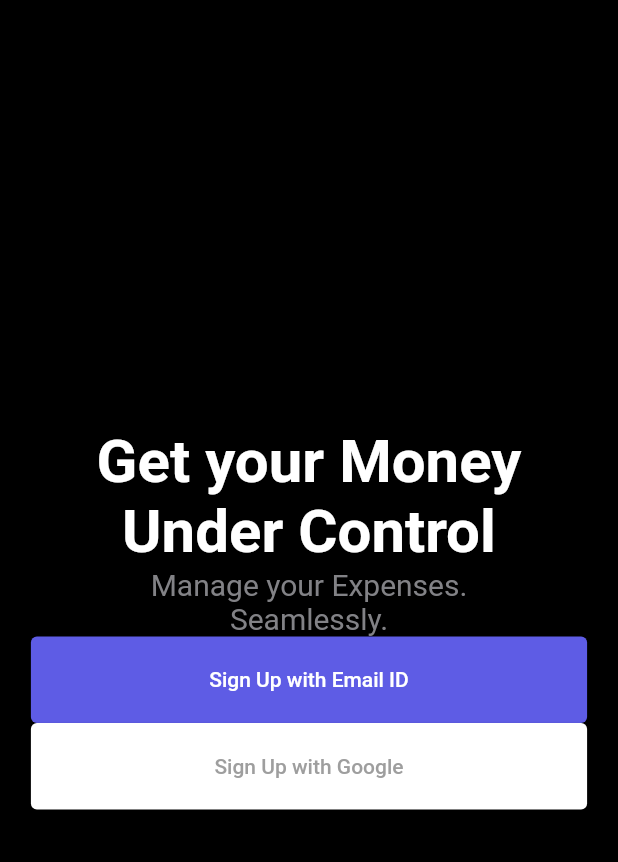
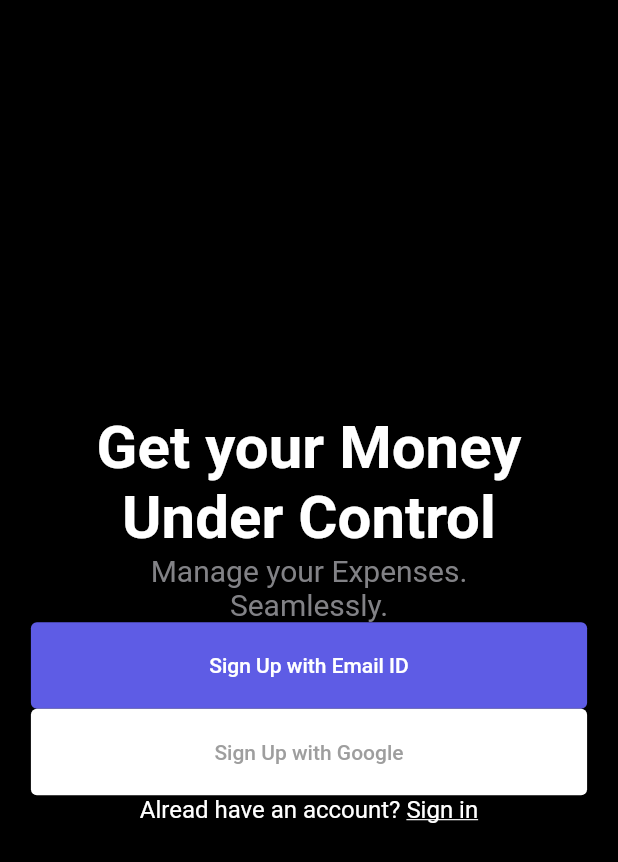
Before and after one commit to zanelladev/login_mockup, a Flutter app: the screen it shows after launch, on a phone screen of 412 x 824 dp. Shown: the top 862 px of the screen. Run offline on Flutter 3.47's test engine with Material 2 defaults, Android fonts, the phone set to English and light mode, and no system bars.

Commit message:
alread have an account add

```diff
--- a/lib/app/constants/app_theme.dart
+++ b/lib/app/constants/app_theme.dart
@@ -12,6 +12,12 @@ ThemeData defaultTheme = ThemeData(
       color: Color.fromARGB(255, 130, 130, 134),
       fontFamily: "Roboto",
       fontSize: 20,
+      fontWeight: FontWeight.normal,
+    ),
+    bodyMedium: TextStyle(
+      color: Colors.white,
+      fontFamily: "Roboto",
+      fontSize: 16,
       fontWeight: FontWeight.normal,
     ),
   ),
--- a/lib/main.dart
+++ b/lib/main.dart
@@ -72,8 +72,31 @@ class LoginPage extends StatelessWidget {
                   ),
                 ),
                 onPressed: () {},
-                child: const Text('Sign Up with Google'),
-              )
+                child: const Text(
+                  'Sign Up with Google',
+                ),
+              ),
+              SizedBox(
+                width: deviceInfo.size.width * 0.75,
+                child: Center(
+                  child: RichText(
+                    text: TextSpan(
+                      style: theme.textTheme.bodyMedium,
+                      children: const [
+                        TextSpan(
+                          text: 'Alread have an account? ',
+                        ),
+                        TextSpan(
+                          text: 'Sign in',
+                          style: TextStyle(
+                            decoration: TextDecoration.underline,
+                          ),
+                        ),
+                      ],
+                    ),
+                  ),
+                ),
+              ),
             ],
           ),
         ),
```
